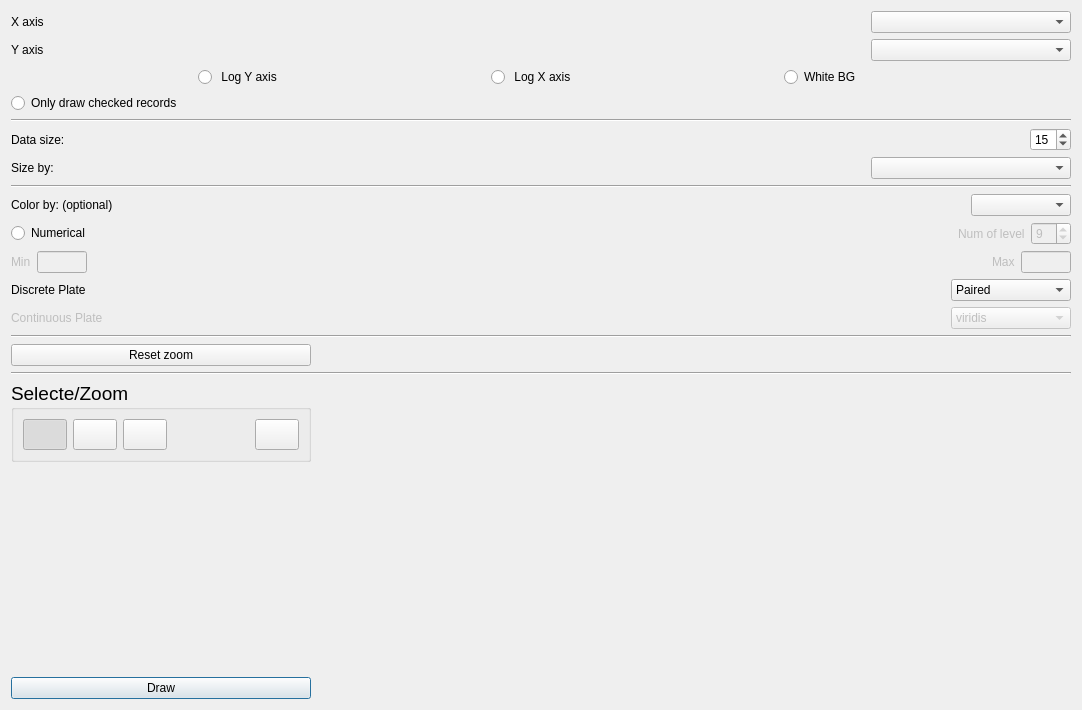
Qt form Qchart_dialog.ui (WilsonImmunologyLab/VGenes) before a commit.
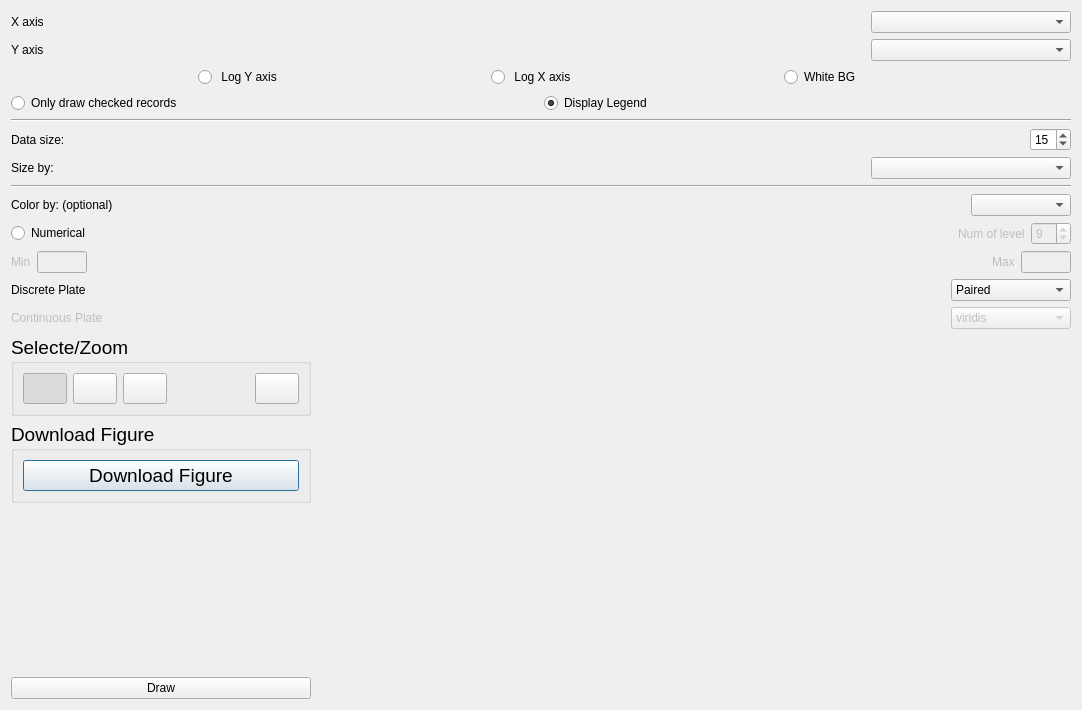
The same form after that commit. Icons and pictures are not drawn.

What changed in the file:
```diff
--- a/Qchart_dialog.ui
+++ b/Qchart_dialog.ui
@@ -172,6 +172,19 @@
          </property>
         </widget>
        </item>
+       <item>
+        <widget class="QRadioButton" name="radioButtonLegend">
+         <property name="text">
+          <string>Display Legend</string>
+         </property>
+         <property name="checked">
+          <bool>true</bool>
+         </property>
+         <property name="autoExclusive">
+          <bool>false</bool>
+         </property>
+        </widget>
+       </item>
       </layout>
      </item>
      <item>
@@ -665,36 +678,6 @@
        </item>
       </layout>
      </item>
-     <item>
-      <widget class="Line" name="line_3">
-       <property name="orientation">
-        <enum>Qt::Horizontal</enum>
-       </property>
-      </widget>
-     </item>
-     <item>
-      <widget class="QPushButton" name="pushButtonResetZoom">
-       <property name="maximumSize">
-        <size>
-         <width>300</width>
-         <height>16777215</height>
-        </size>
-       </property>
-       <property name="text">
-        <string>Reset zoom</string>
-       </property>
-       <property name="autoDefault">
-        <bool>false</bool>
-       </property>
-      </widget>
-     </item>
-     <item>
-      <widget class="Line" name="line_2">
-       <property name="orientation">
-        <enum>Qt::Horizontal</enum>
-       </property>
-      </widget>
-     </item>
     </layout>
    </item>
    <item row="1" column="0" colspan="2">
@@ -883,6 +866,49 @@
     </widget>
    </item>
    <item row="2" column="0">
+    <widget class="QGroupBox" name="groupBox_2">
+     <property name="maximumSize">
+      <size>
+       <width>300</width>
+       <height>16777215</height>
+      </size>
+     </property>
+     <property name="font">
+      <font>
+       <pointsize>14</pointsize>
+      </font>
+     </property>
+     <property name="title">
+      <string>Download Figure</string>
+     </property>
+     <layout class="QGridLayout" name="gridLayout_3">
+      <item row="0" column="0">
+       <widget class="QPushButton" name="pushButton">
+        <property name="text">
+         <string>Download Figure</string>
+        </property>
+       </widget>
+      </item>
+     </layout>
+    </widget>
+   </item>
+   <item row="4" column="0">
+    <widget class="QPushButton" name="pushButtonDraw">
+     <property name="maximumSize">
+      <size>
+       <width>300</width>
+       <height>16777215</height>
+      </size>
+     </property>
+     <property name="text">
+      <string>Draw</string>
+     </property>
+    </widget>
+   </item>
+   <item row="0" column="2" rowspan="5">
+    <layout class="QVBoxLayout" name="PlotVerticalLayout"/>
+   </item>
+   <item row="3" column="0">
     <spacer name="verticalSpacer">
      <property name="orientation">
       <enum>Qt::Vertical</enum>
@@ -895,22 +921,6 @@
      </property>
     </spacer>
    </item>
-   <item row="3" column="0">
-    <widget class="QPushButton" name="pushButtonDraw">
-     <property name="maximumSize">
-      <size>
-       <width>300</width>
-       <height>16777215</height>
-      </size>
-     </property>
-     <property name="text">
-      <string>Draw</string>
-     </property>
-    </widget>
-   </item>
-   <item row="0" column="2" rowspan="4">
-    <layout class="QVBoxLayout" name="PlotVerticalLayout"/>
-   </item>
   </layout>
  </widget>
  <resources/>
```
